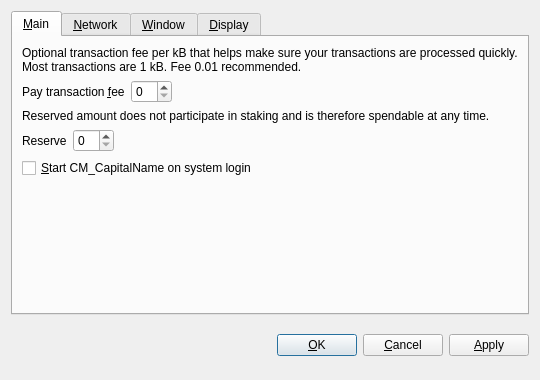
This is src/qt/forms/optionsdialog.ui in onitsoft/nexcoin as Qt 5 draws it before an edit. The edited form follows.
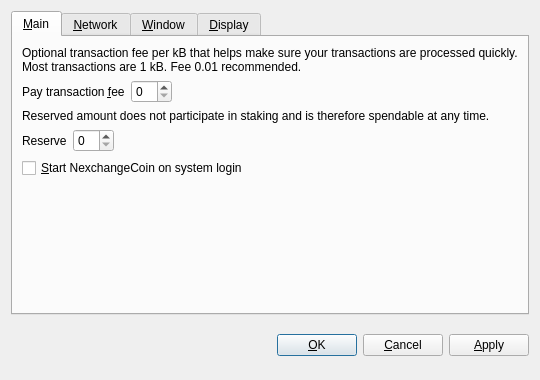
This is the edited form. Custom widgets are drawn as their Qt base class.

The edit to the form file:
```diff
--- a/src/qt/forms/optionsdialog.ui
+++ b/src/qt/forms/optionsdialog.ui
@@ -128,7 +128,7 @@
           <string>Automatically start CM_CapitalName after logging in to the system.</string>
          </property>
          <property name="text">
-          <string>&amp;Start CM_CapitalName on system login</string>
+          <string>&amp;Start NexchangeCoin on system login</string>
          </property>
         </widget>
        </item>
```
Left out of the diff: 8 changed lines with no effect on the pictures.
